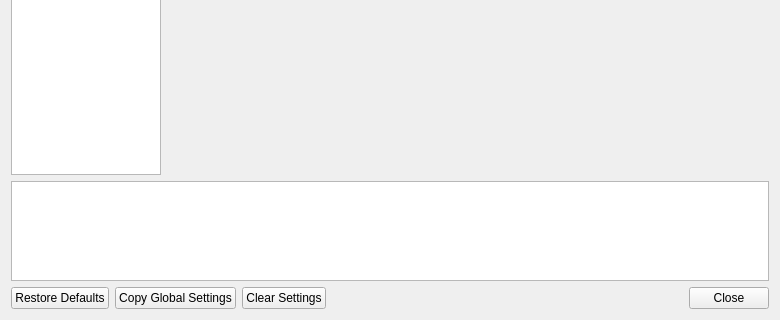
First picture: the form in src/duckstation-qt/settingswindow.ui, repository kofxi3584karlayang/duckstation, before the edit; both pictures show x 0 to 780 and y 335 to 655 of the 780 by 655 pixel window.
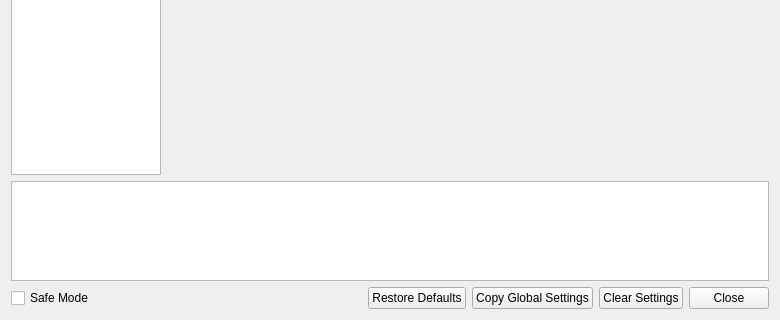
Second picture: the form after the edit. Icons and pictures are not drawn.

Commit message:
Qt: Rename 'Disable All Enhancements' to 'Safe Mode'
And move it to the bottom of the dialog.

What changed in the file:
```diff
--- a/src/duckstation-qt/settingswindow.ui
+++ b/src/duckstation-qt/settingswindow.ui
@@ -68,23 +68,9 @@
    <item row="2" column="0" colspan="2">
     <layout class="QHBoxLayout" name="footerLayout">
      <item>
-      <widget class="QPushButton" name="restoreDefaults">
+      <widget class="QCheckBox" name="safeMode">
        <property name="text">
-        <string>Restore Defaults</string>
-       </property>
-      </widget>
-     </item>
-     <item>
-      <widget class="QPushButton" name="copyGlobalSettings">
-       <property name="text">
-        <string>Copy Global Settings</string>
-       </property>
-      </widget>
-     </item>
-     <item>
-      <widget class="QPushButton" name="clearGameSettings">
-       <property name="text">
-        <string>Clear Settings</string>
+        <string>Safe Mode</string>
        </property>
       </widget>
      </item>
@@ -101,6 +87,27 @@
        </property>
       </spacer>
      </item>
+     <item>
+      <widget class="QPushButton" name="restoreDefaults">
+       <property name="text">
+        <string>Restore Defaults</string>
+       </property>
+      </widget>
+     </item>
+     <item>
+      <widget class="QPushButton" name="copyGlobalSettings">
+       <property name="text">
+        <string>Copy Global Settings</string>
+       </property>
+      </widget>
+     </item>
+     <item>
+      <widget class="QPushButton" name="clearGameSettings">
+       <property name="text">
+        <string>Clear Settings</string>
+       </property>
+      </widget>
+     </item>
      <item>
       <widget class="QPushButton" name="close">
        <property name="text">
```
The commit also changes 5 other files.
